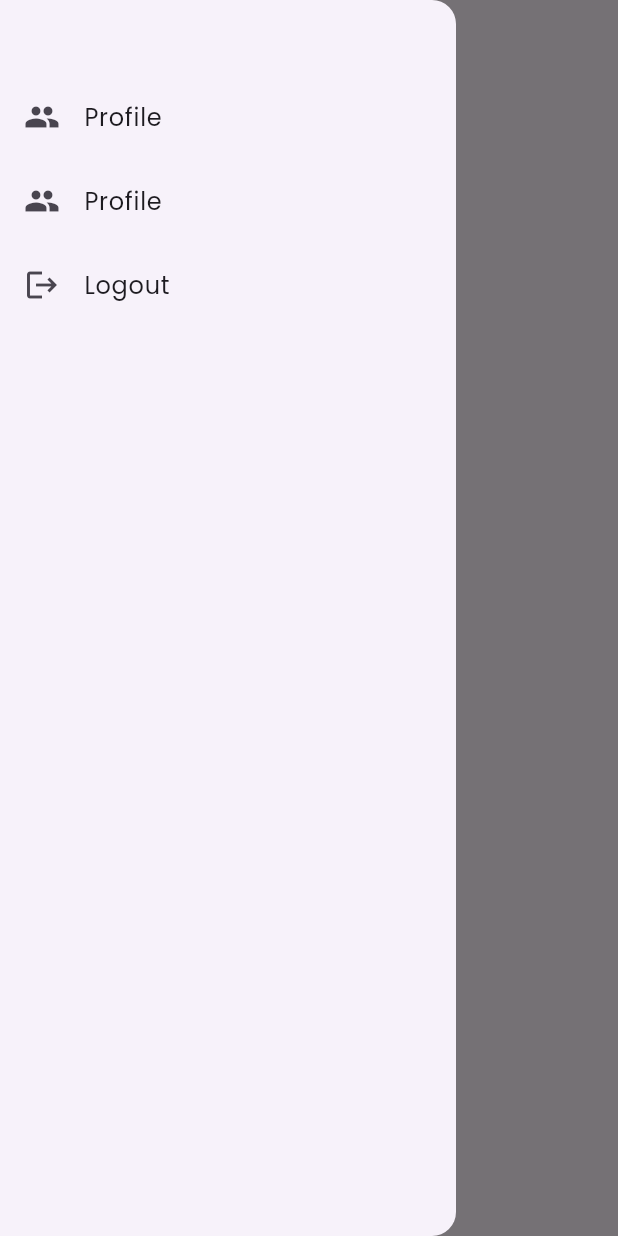
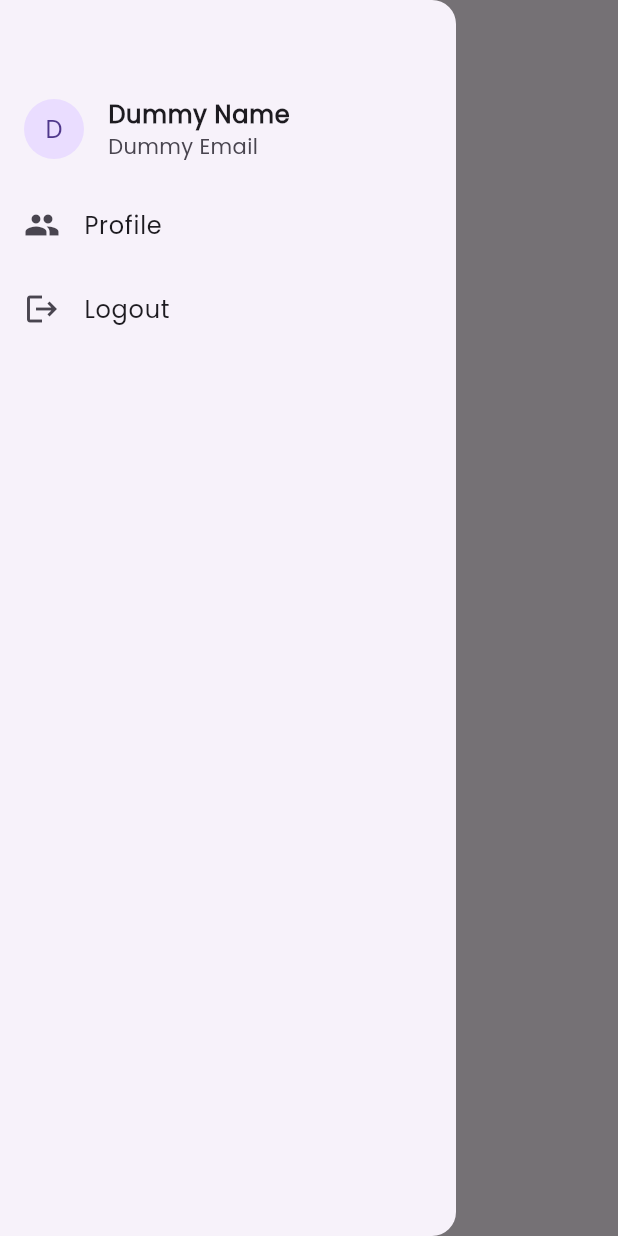
Before and after one commit to asvpxvivien/Mychat_app, a Flutter app: the DashboardScreen screen opened directly, with the side drawer open, on a phone screen of 412 x 824 dp. Run offline on Flutter 3.47's test engine with Material 3 defaults, Android fonts, the phone set to English and light mode, and no system bars; our stand-ins replace cloud_firestore, firebase_auth, firebase_core; accounts and stored records are empty.

Commit message:
User Dashboard updated

```diff
--- a/lib/screens/dashboard_screen.dart
+++ b/lib/screens/dashboard_screen.dart
@@ -1,8 +1,10 @@
 import 'package:flutter/material.dart';
 import 'package:firebase_auth/firebase_auth.dart';
+import 'package:mychat/providers/userProvider.dart';
 import 'package:mychat/screens/profile_screen.dart';
 import 'package:mychat/screens/splash_screen.dart';
 import 'package:cloud_firestore/cloud_firestore.dart';
+import 'package:provider/provider.dart';
 
 class DashboardScreen extends StatefulWidget {
   const DashboardScreen({super.key});
@@ -35,6 +37,8 @@ class _DashboardScreenState extends State<DashboardScreen> {
 
   @override
   Widget build(BuildContext context) {
+    var userProvider = Provider.of<UserProvider>(context);
+
     return Scaffold(
       appBar: AppBar(title: Text("Global Chat")),
       drawer: Drawer(
@@ -50,8 +54,13 @@ class _DashboardScreenState extends State<DashboardScreen> {
                   );
                 },
 
-                leading: Icon(Icons.people),
-                title: Text("Profile"),
+                leading: CircleAvatar(child: Text(userProvider.userName[0])),
+                title: Text(
+                  userProvider.userName,
+                  style: TextStyle(fontWeight: FontWeight.bold),
+                ),
+
+                subtitle: Text(userProvider.userEmail),
               ),
               ListTile(
                 onTap: () async {
```
